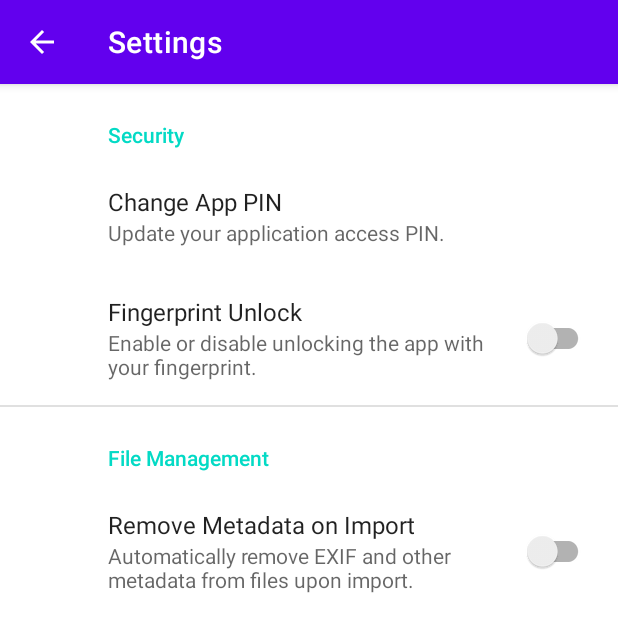
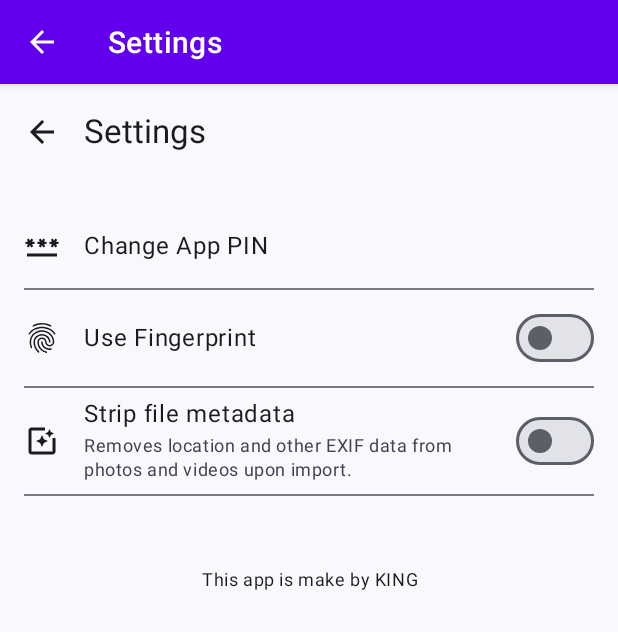
Before and after one commit to PARAM2013/I2, an Android app built with Jetpack Compose: the SettingsActivity screen opened directly, with no data from a screen before it, on a phone screen of 412 x 824 dp. Shown: the top 632 px of the screen. Run offline under Robolectric (Android 15) with nearby library versions, the phone set to English and light mode, and no system bars.

Commit message:
Feat: Implement Settings Screen UI
Implements the user interface for the Settings screen based on
the specifications in ui.md. Allows you to change PIN,
toggle fingerprint authentication, and toggle EXIF metadata stripping
on import.

Key changes:
- MainDashboardScreen.kt:
  - Updated the settings icon in the TopAppBar.
- SettingsViewModel.kt:
  - New ViewModel created to manage settings state (fingerprint,
    metadata removal) by interacting with PinManager.
- ui/settings/SettingsScreen.kt:
  - New Composable screen implementing the settings UI with
    LazyColumn, Scaffold, and TopAppBar.
  - Includes rows for "Change PIN", "Use Fingerprint" (with Switch),
    and "Strip file metadata" (with Switch and description).
  - Displays a footer message "This app is make by KING".
- SettingsActivity.kt:
  - Refactored to use Jetpack Compose and host SettingsScreen.
  - Handles navigation to PinSetupActivity for changing PIN.
- strings.xml:
  - Added new string resources for Settings screen labels and descriptions.
- PinManager.kt:
  - Reviewed to confirm methods for settings persistence.

```diff
--- a/app/src/main/java/com/example/secure/ui/dashboard/MainDashboardScreen.kt
+++ b/app/src/main/java/com/example/secure/ui/dashboard/MainDashboardScreen.kt
@@ -76,7 +76,7 @@ fun MainDashboardScreen(
                     actions = {
                         IconButton(onClick = onSettingsClick) {
                             Icon(
-                                imageVector = Icons.Filled.MoreVert,
+                                imageVector = Icons.Filled.Settings, // Changed Icon
                                 contentDescription = stringResource(R.string.title_settings)
                             )
                         }
--- a/app/src/main/java/com/example/secure/ui/settings/SettingsActivity.kt
+++ b/app/src/main/java/com/example/secure/ui/settings/SettingsActivity.kt
@@ -1,28 +1,61 @@
 package com.example.secure.ui.settings
 
+import android.content.Intent
 import android.os.Bundle
+import androidx.activity.compose.setContent
+import androidx.activity.viewModels
 import androidx.appcompat.app.AppCompatActivity
-import com.example.secure.R
+import androidx.compose.material3.MaterialTheme
+import androidx.compose.material3.Surface
+import com.example.secure.ui.pin.PinSetupActivity // Assuming this path, will adjust if different
+import com.example.secure.ui.theme.ISecureTheme
 
 class SettingsActivity : AppCompatActivity() {
 
+    private val settingsViewModel: SettingsViewModel by viewModels {
+        SettingsViewModelFactory(application)
+    }
+
+    companion object {
+        // Define a key for the mode if PinSetupActivity needs to distinguish
+        // between initial setup and changing PIN.
+        // This would ideally be in PinSetupActivity.kt's companion object.
+        const val EXTRA_PIN_SETUP_MODE = "com.example.secure.PIN_SETUP_MODE"
+        const val MODE_CHANGE_PIN = "change_pin"
+    }
+
     override fun onCreate(savedInstanceState: Bundle?) {
         super.onCreate(savedInstanceState)
-        setContentView(R.layout.activity_settings) // We'll create this layout next
 
-        if (savedInstanceState == null) {
-            supportFragmentManager
-                .beginTransaction()
-                .replace(R.id.settings_container, SettingsFragment())
-                .commit()
+        // Removed XML layout and Fragment transaction
+        // supportActionBar?.setDisplayHomeAsUpEnabled(true) // Will be handled by Compose TopAppBar
+
+        setContent {
+            ISecureTheme {
+                Surface(color = MaterialTheme.colorScheme.background) {
+                    SettingsScreen(
+                        viewModel = settingsViewModel,
+                        onNavigateToPinSetup = {
+                            val intent = Intent(this, PinSetupActivity::class.java).apply {
+                                putExtra(EXTRA_PIN_SETUP_MODE, MODE_CHANGE_PIN)
+                            }
+                            startActivity(intent)
+                        },
+                        onNavigateBack = {
+                            finish() // Or onBackPressedDispatcher.onBackPressed()
+                        }
+                    )
+                }
+            }
         }
-        // Enable the Up button
-        supportActionBar?.setDisplayHomeAsUpEnabled(true)
     }
 
-    // Handle the Up button press
-    override fun onSupportNavigateUp(): Boolean {
-        finish() // or super.onSupportNavigateUp() if you have more complex navigation
-        return true
-    }
+    // onSupportNavigateUp is no longer strictly needed if Compose TopAppBar handles back.
+    // If kept for ActionBar compatibility (e.g. if setDisplayHomeAsUpEnabled was still used),
+    // it should call finish() or super.onSupportNavigateUp().
+    // For a full Compose activity, this can often be removed.
+    // override fun onSupportNavigateUp(): Boolean {
+    //     finish()
+    //     return true
+    // }
 }
--- /dev/null
+++ b/app/src/main/java/com/example/secure/ui/settings/SettingsScreen.kt
@@ -0,0 +1,201 @@
+package com.example.secure.ui.settings
+
+import android.app.Activity
+import android.app.Application
+import androidx.activity.compose.LocalOnBackPressedDispatcherOwner
+import androidx.compose.foundation.clickable
+import androidx.compose.foundation.layout.Arrangement
+import androidx.compose.foundation.layout.Column
+import androidx.compose.foundation.layout.Row
+import androidx.compose.foundation.layout.Spacer
+import androidx.compose.foundation.layout.fillMaxSize
+import androidx.compose.foundation.layout.fillMaxWidth
+import androidx.compose.foundation.layout.height
+import androidx.compose.foundation.layout.padding
+import androidx.compose.foundation.layout.size
+import androidx.compose.foundation.layout.width
+import androidx.compose.foundation.lazy.LazyColumn
+import androidx.compose.material.icons.Icons
+import androidx.compose.material.icons.filled.ArrowBack
+import androidx.compose.material.icons.filled.Fingerprint
+import androidx.compose.material.icons.filled.Password // Using filled as Default may not exist for this
+import androidx.compose.material.icons.filled.PhotoFilter // Using filled
+import androidx.compose.material3.Divider
+import androidx.compose.material3.ExperimentalMaterial3Api
+import androidx.compose.material3.Icon
+import androidx.compose.material3.IconButton
+import androidx.compose.material3.MaterialTheme
+import androidx.compose.material3.Scaffold
+import androidx.compose.material3.Switch
+import androidx.compose.material3.Text
+import androidx.compose.material3.TopAppBar
+import androidx.compose.runtime.Composable
+import androidx.compose.runtime.collectAsState
+import androidx.compose.runtime.getValue
+import androidx.compose.ui.Alignment
+import androidx.compose.ui.Modifier
+import androidx.compose.ui.graphics.vector.ImageVector
+import androidx.compose.ui.platform.LocalContext
+import androidx.compose.ui.res.stringResource
+import androidx.compose.ui.tooling.preview.Preview
+import androidx.compose.ui.unit.dp
+import androidx.lifecycle.viewmodel.compose.viewModel
+import com.example.secure.R
+import com.example.secure.ui.theme.ISecureTheme
+
+@OptIn(ExperimentalMaterial3Api::class)
+@Composable
+fun SettingsScreen(
+    viewModel: SettingsViewModel = viewModel(factory = SettingsViewModelFactory(LocalContext.current.applicationContext as Application)),
+    onNavigateToPinSetup: () -> Unit,
+    onNavigateBack: () -> Unit
+) {
+    val isFingerprintEnabled by viewModel.isFingerprintEnabled.collectAsState()
+    val isMetadataRemovalEnabled by viewModel.isMetadataRemovalEnabled.collectAsState()
+
+    Scaffold(
+        topBar = {
+            TopAppBar(
+                title = { Text(stringResource(R.string.title_settings)) },
+                navigationIcon = {
+                    IconButton(onClick = onNavigateBack) {
+                        Icon(Icons.Filled.ArrowBack, contentDescription = stringResource(R.string.action_back))
+                    }
+                }
+            )
+        }
+    ) { paddingValues ->
+        LazyColumn(
+            modifier = Modifier
+                .fillMaxSize()
+                .padding(paddingValues)
+                .padding(16.dp)
+        ) {
+            // Change PIN
+            item {
+                SettingItem(
+                    icon = Icons.Filled.Password,
+                    title = stringResource(R.string.settings_change_pin),
+                    onClick = onNavigateToPinSetup
+                )
+                Divider()
+            }
+
+            // Enable Fingerprint Unlock
+            item {
+                SettingItemWithSwitch(
+                    icon = Icons.Filled.Fingerprint,
+                    title = stringResource(R.string.settings_use_fingerprint), // New String
+                    checked = isFingerprintEnabled,
+                    onCheckedChange = { viewModel.setFingerprintEnabled(it) }
+                )
+                Divider()
+            }
+
+            // Remove Metadata on Import
+            item {
+                SettingItemWithSwitch(
+                    icon = Icons.Filled.PhotoFilter,
+                    title = stringResource(R.string.settings_strip_metadata), // New String
+                    description = stringResource(R.string.settings_strip_metadata_desc), // New String
+                    checked = isMetadataRemovalEnabled,
+                    onCheckedChange = { viewModel.setMetadataRemovalEnabled(it) }
+                )
+                Divider()
+            }
+
+            // Footer Text
+            item {
+                Spacer(modifier = Modifier.height(32.dp))
+                Text(
+                    text = "This app is make by KING", // As per ui.md
+                    style = MaterialTheme.typography.bodySmall,
+                    modifier = Modifier.fillMaxWidth().padding(vertical = 16.dp),
+                    textAlign = androidx.compose.ui.text.style.TextAlign.Center
+                )
+            }
+        }
+    }
+}
+
+@Composable
+fun SettingItem(
+    icon: ImageVector,
+    title: String,
+    onClick: () -> Unit
+) {
+    Row(
+        modifier = Modifier
+            .fillMaxWidth()
+            .clickable(onClick = onClick)
+            .padding(vertical = 16.dp),
+        verticalAlignment = Alignment.CenterVertically
+    ) {
+        Icon(icon, contentDescription = title, modifier = Modifier.size(24.dp))
+        Spacer(modifier = Modifier.width(16.dp))
+        Text(text = title, style = MaterialTheme.typography.bodyLarge)
+    }
+}
+
+@Composable
+fun SettingItemWithSwitch(
+    icon: ImageVector,
+    title: String,
+    description: String? = null,
+    checked: Boolean,
+    onCheckedChange: (Boolean) -> Unit
+) {
+    Row(
+        modifier = Modifier
+            .fillMaxWidth()
+            .clickable { onCheckedChange(!checked) }
+            .padding(vertical = 8.dp), // Reduced padding for items with switches to make them feel more compact
+        verticalAlignment = Alignment.CenterVertically,
+        horizontalArrangement = Arrangement.SpaceBetween
+    ) {
+        Row(verticalAlignment = Alignment.CenterVertically, modifier = Modifier.weight(1f)) {
+            Icon(icon, contentDescription = title, modifier = Modifier.size(24.dp))
+            Spacer(modifier = Modifier.width(16.dp))
+            Column {
+                Text(text = title, style = MaterialTheme.typography.bodyLarge)
+                description?.let {
+                    Spacer(modifier = Modifier.height(4.dp))
+                    Text(text = it, style = MaterialTheme.typography.bodySmall, color = MaterialTheme.colorScheme.onSurfaceVariant)
+                }
+            }
+        }
+        Switch(
+            checked = checked,
+            onCheckedChange = onCheckedChange,
+            modifier = Modifier.padding(start = 16.dp)
+        )
+    }
+}
+
+// Basic ViewModelFactory for passing Application context to SettingsViewModel in Preview
+// In a real app with Hilt, this wouldn't be necessary for previews in the same way.
+class SettingsViewModelFactory(private val application: Application) : androidx.lifecycle.ViewModelProvider.Factory {
+    override fun <T : androidx.lifecycle.ViewModel> create(modelClass: Class<T>): T {
+        if (modelClass.isAssignableFrom(SettingsViewModel::class.java)) {
+            @Suppress("UNCHECKED_CAST")
+            return SettingsViewModel(application) as T
+        }
+        throw IllegalArgumentException("Unknown ViewModel class")
+    }
+}
+
+@Preview(showBackground = true)
+@Composable
+fun SettingsScreenPreview() {
+    ISecureTheme {
+        // In a real app, you might use a fake ViewModel or Hilt for previews.
+        // For this preview to work, it needs an Application instance.
+        val context = LocalContext.current
+        val factory = SettingsViewModelFactory(context.applicationContext as Application)
+        SettingsScreen(
+            viewModel = viewModel(factory = factory),
+            onNavigateToPinSetup = {},
+            onNavigateBack = {}
+        )
+    }
+}
--- /dev/null
+++ b/app/src/main/java/com/example/secure/ui/settings/SettingsViewModel.kt
@@ -0,0 +1,31 @@
+package com.example.secure.ui.settings
+
+import android.app.Application
+import androidx.lifecycle.AndroidViewModel
+import com.example.secure.auth.PinManager
+import kotlinx.coroutines.flow.MutableStateFlow
+import kotlinx.coroutines.flow.StateFlow
+import kotlinx.coroutines.flow.asStateFlow
+
+class SettingsViewModel(application: Application) : AndroidViewModel(application) {
+
+    private val appContext = application.applicationContext
+
+    // Fingerprint Enabled State
+    private val _isFingerprintEnabled = MutableStateFlow(PinManager.isFingerprintAuthEnabled(appContext))
+    val isFingerprintEnabled: StateFlow<Boolean> = _isFingerprintEnabled.asStateFlow()
+
+    fun setFingerprintEnabled(enabled: Boolean) {
+        PinManager.setFingerprintAuthEnabled(appContext, enabled)
+        _isFingerprintEnabled.value = PinManager.isFingerprintAuthEnabled(appContext) // Re-fetch to ensure consistency
+    }
+
+    // Metadata Removal State
+    private val _isMetadataRemovalEnabled = MutableStateFlow(PinManager.isMetadataRemovalEnabled(appContext))
+    val isMetadataRemovalEnabled: StateFlow<Boolean> = _isMetadataRemovalEnabled.asStateFlow()
+
+    fun setMetadataRemovalEnabled(enabled: Boolean) {
+        PinManager.setMetadataRemovalEnabled(appContext, enabled)
+        _isMetadataRemovalEnabled.value = PinManager.isMetadataRemovalEnabled(appContext) // Re-fetch
+    }
+}
--- a/app/src/main/res/values/strings.xml
+++ b/app/src/main/res/values/strings.xml
@@ -127,5 +127,11 @@
     <string name="rename_failed">Failed to rename \'%1$s\'.</string>
     <string name="rename_failed_exists">Failed to rename. An item named \'%1$s\' already exists.</string>
 
+    <!-- Settings Screen specific -->
+    <string name="settings_use_fingerprint">Use Fingerprint</string>
+    <string name="settings_strip_metadata">Strip file metadata</string>
+    <string name="settings_strip_metadata_desc">Removes location and other EXIF data from photos and videos upon import.</string>
+    <!-- R.string.title_settings ("Settings") already exists -->
+    <!-- R.string.settings_change_pin ("Change App PIN") already exists -->
 
 </resources>
```
